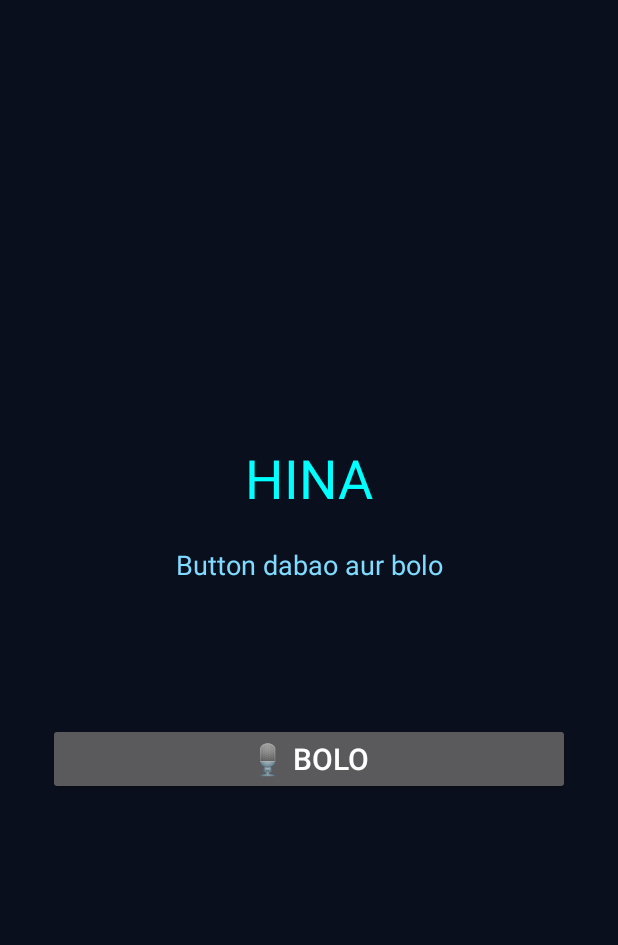
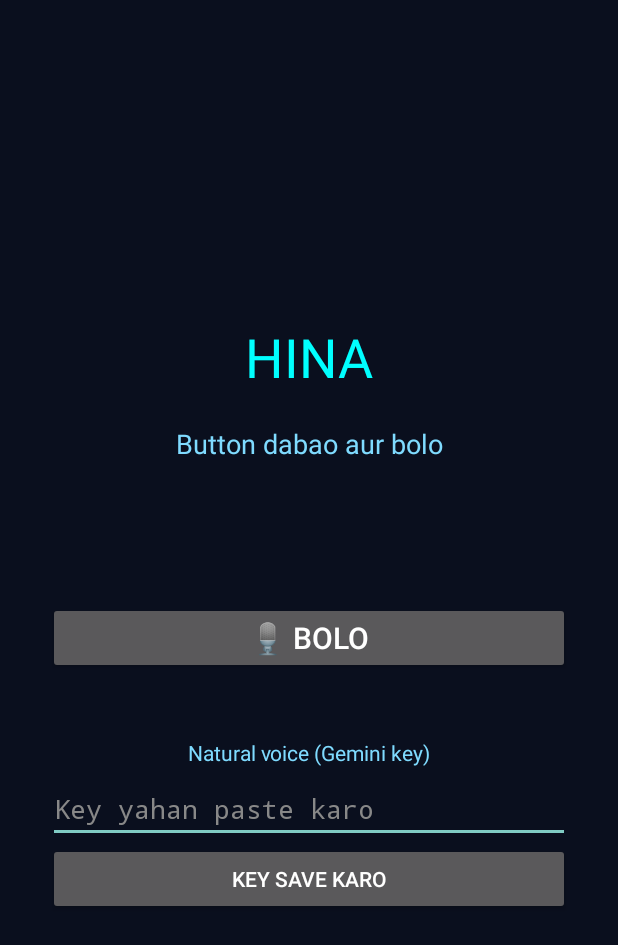
Before and after one commit to ai-hina-123/Hina, an Android app: the screen it shows after launch (MainActivity), on a phone screen of 412 x 824 dp. Shown: the top 945 px of the screen. Run offline under Robolectric (Android 15) with nearby library versions, the phone set to English and light mode, and no system bars.

Commit message:
Update MainActivity.kt

```diff
--- a/app/src/main/java/com/example/hina/MainActivity.kt
+++ b/app/src/main/java/com/example/hina/MainActivity.kt
@@ -4,6 +4,7 @@ import android.Manifest
 import android.app.Activity
 import android.content.Context
 import android.content.Intent
+import android.content.SharedPreferences
 import android.content.pm.PackageManager
 import android.graphics.Color
 import android.media.AudioManager
@@ -12,8 +13,10 @@ import android.speech.RecognitionListener
 import android.speech.RecognizerIntent
 import android.speech.SpeechRecognizer
 import android.speech.tts.TextToSpeech
+import android.text.InputType
 import android.view.Gravity
 import android.widget.Button
+import android.widget.EditText
 import android.widget.LinearLayout
 import android.widget.TextView
 import java.util.Locale
@@ -57,6 +60,10 @@ class MainActivity : Activity(), RecognitionListener {
         "volume", "awaz", "awaaz", "आवाज", "वॉल्यूम", "वोल्यूम", "वाल्यूम"
     )
 
+    private fun prefs(): SharedPreferences {
+        return getSharedPreferences("hina", Context.MODE_PRIVATE)
+    }
+
     override fun onCreate(savedInstanceState: Bundle?) {
         super.onCreate(savedInstanceState)
 
@@ -91,10 +98,39 @@ class MainActivity : Activity(), RecognitionListener {
         btn.textSize = 20f
         btn.setOnClickListener { startListening() }
 
+        val keyLabel = TextView(this)
+        keyLabel.text = "Natural voice (Gemini key)"
+        keyLabel.setTextColor(Color.parseColor("#7FDBFF"))
+        keyLabel.textSize = 14f
+        keyLabel.gravity = Gravity.CENTER
+        keyLabel.setPadding(0, 64, 0, 8)
+
+        val savedKey = prefs().getString("gkey", "") ?: ""
+        val keyBox = EditText(this)
+        keyBox.hint = if (savedKey.isEmpty()) "Key yahan paste karo" else "Key saved hai. Nayi daalni ho toh paste karo"
+        keyBox.setHintTextColor(Color.GRAY)
+        keyBox.setTextColor(Color.WHITE)
+        keyBox.inputType = InputType.TYPE_CLASS_TEXT or InputType.TYPE_TEXT_VARIATION_PASSWORD
+        keyBox.setSingleLine(true)
+
+        val saveBtn = Button(this)
+        saveBtn.text = "Key save karo"
+        saveBtn.setOnClickListener {
+            val k = keyBox.text.toString().trim()
+            if (k.isNotEmpty()) {
+                prefs().edit().putString("gkey", k).apply()
+                keyBox.setText("")
+                status.text = "Key save ho gayi. Ab natural voice chalegi."
+            }
+        }
+
         root.addView(title)
         root.addView(status)
         root.addView(result)
         root.addView(btn)
+        root.addView(keyLabel)
+        root.addView(keyBox)
+        root.addView(saveBtn)
         setContentView(root)
 
         tts = TextToSpeech(this) { st ->
@@ -143,8 +179,22 @@ class MainActivity : Activity(), RecognitionListener {
         }
     }
 
+    private fun speakLocal(text: String) {
+        tts?.speak(text, TextToSpeech.QUEUE_FLUSH, null, "hina")
+    }
+
     private fun speak(text: String) {
-        tts?.speak(text, TextToSpeech.QUEUE_FLUSH, null, "hina")
+        val key = prefs().getString("gkey", "") ?: ""
+        if (key.isEmpty()) {
+            speakLocal(text)
+            return
+        }
+        GeminiVoice.speak(key, text) { err ->
+            runOnUiThread {
+                status.text = "Natural voice nahi chali (" + err + "). Phone ki voice use kar rahi hoon."
+                speakLocal(text)
+            }
+        }
     }
 
     private fun normalize(t: String): String {
@@ -240,7 +290,7 @@ class MainActivity : Activity(), RecognitionListener {
 
     override fun onError(error: Int) {
         status.text = "Samajh nahi aaya (error $error). Dobara try karo."
-        speak("Mujhe samajh nahi aaya")
+        speakLocal("Mujhe samajh nahi aaya")
     }
 
     override fun onPartialResults(partialResults: Bundle?) {}
```
